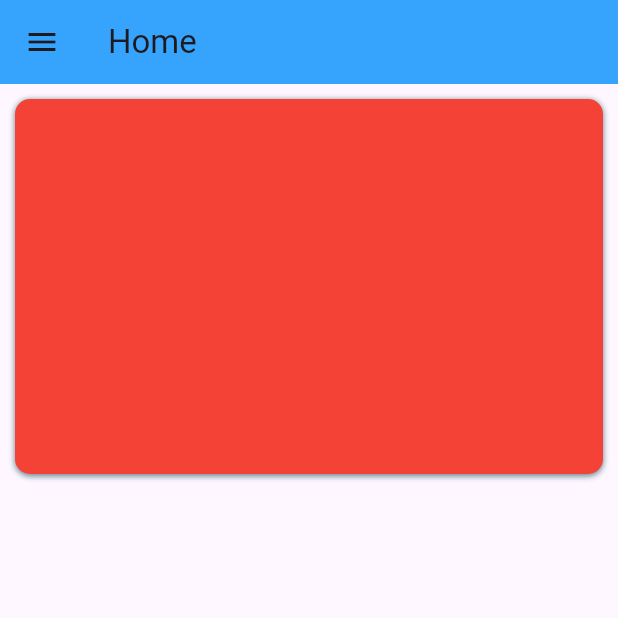
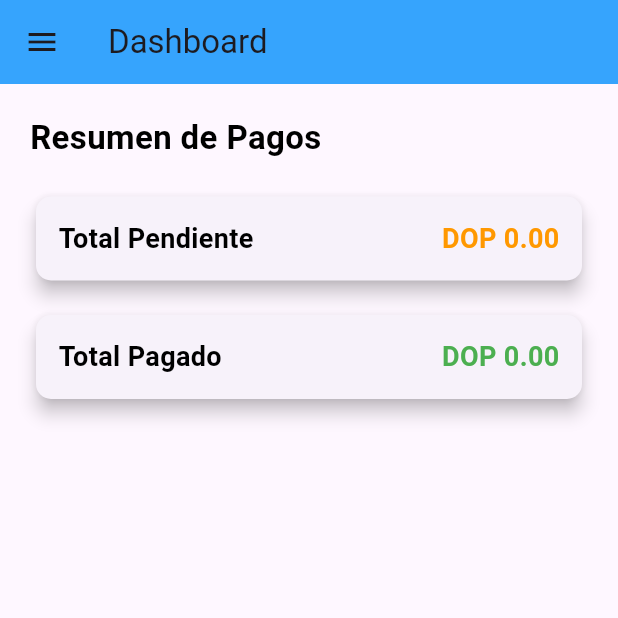
Before and after one commit to mozton/paid_services, a Flutter app: the screen it shows after launch, on a phone screen of 412 x 824 dp, the top half of it. Run offline on Flutter 3.47's test engine with Material 3 defaults, Android fonts, the phone set to English and light mode, and no system bars; our stand-ins replace flutter_riverpod, flutter_slidable, go_router, riverpod_annotation; missing offline and left inert: ionicons_named; generated files the repository leaves out were written again.

Commit message:
home screen and states pay & pending

```diff
--- a/lib/router/app_router.dart
+++ b/lib/router/app_router.dart
@@ -3,6 +3,7 @@ import 'package:go_router/go_router.dart';
 import 'package:paid_services/screens/add_paymet.dart';
 import 'package:paid_services/screens/home_page_screen.dart';
 import 'package:paid_services/screens/add_services_screen.dart';
+import 'package:paid_services/screens/text_screen.dart';
 import 'package:riverpod_annotation/riverpod_annotation.dart';
 
 part 'app_router.g.dart';
@@ -26,5 +27,9 @@ GoRouter appRouter(Ref ref) {
       path: "homepage",
       builder: (context, state) => const HomePageScreen(),
     ),
+    // GoRoute(
+    //   path: "homepage",
+    //   builder: (context, state) => const DashboardScreen(),
+    // ),
   ]);
 }
--- a/lib/screens/home_page_screen.dart
+++ b/lib/screens/home_page_screen.dart
@@ -1,31 +1,74 @@
 import 'package:flutter/material.dart';
-import 'package:paid_services/screens/screens.dart';
+import 'package:flutter_riverpod/flutter_riverpod.dart';
+import 'package:paid_services/provider/state_notifier.dart';
+import 'package:paid_services/widgets/drawer.dart';
 
-class HomePageScreen extends StatelessWidget {
+class HomePageScreen extends ConsumerWidget {
   const HomePageScreen({super.key});
 
   @override
-  Widget build(BuildContext context) {
+  Widget build(BuildContext context, WidgetRef ref) {
+    final services = ref.watch(servicesProvider);
+
+    // ✅ Sumar el total de los servicios pendientes
+    final double pendingTotal = services
+        .where((s) => !s.isPay) // Filtra solo los pendientes
+        .fold(0, (sum, service) => sum + service.amount);
+
+    // ✅ Sumar el total de los servicios pagados
+    final double paidTotal = services
+        .where((s) => s.isPay) // Filtra solo los pagados
+        .fold(0, (sum, service) => sum + service.amount);
+
     return Scaffold(
       drawer: const DrawerScreen(),
       appBar: AppBar(
-        title: const Text("Home"),
+        title: const Text("Dashboard"),
       ),
-      body: Column(
-        children: [
-          Container(
-              margin: const EdgeInsets.all(10),
-              height: 250,
-              width: double.infinity,
-              decoration: BoxDecoration(boxShadow: const [
-                BoxShadow(
-                  color: Colors.blueGrey,
-                  offset: Offset(0, 1),
-                  blurRadius: 3,
-                )
-              ], borderRadius: BorderRadius.circular(10), color: Colors.red),
-              child: const Center(child: Column())),
-        ],
+      body: Padding(
+        padding: const EdgeInsets.all(20.0),
+        child: Column(
+          crossAxisAlignment: CrossAxisAlignment.start,
+          children: [
+            const Text(
+              "Resumen de Pagos",
+              style: TextStyle(fontSize: 22, fontWeight: FontWeight.bold),
+            ),
+            const SizedBox(height: 20),
+
+            // ✅ Tarjeta para Total Pendiente
+            _buildCard("Total Pendiente", pendingTotal, Colors.orange),
+
+            const SizedBox(height: 15),
+
+            // ✅ Tarjeta para Total Pagado
+            _buildCard("Total Pagado", paidTotal, Colors.green),
+          ],
+        ),
+      ),
+    );
+  }
+
+  Widget _buildCard(String title, double amount, Color color) {
+    return Card(
+      elevation: 5,
+      shape: RoundedRectangleBorder(borderRadius: BorderRadius.circular(10)),
+      child: Padding(
+        padding: const EdgeInsets.all(15.0),
+        child: Row(
+          mainAxisAlignment: MainAxisAlignment.spaceBetween,
+          children: [
+            Text(
+              title,
+              style: TextStyle(fontSize: 18, fontWeight: FontWeight.bold),
+            ),
+            Text(
+              "DOP ${amount.toStringAsFixed(2)}", // ✅ Muestra el total
+              style: TextStyle(
+                  fontSize: 18, fontWeight: FontWeight.bold, color: color),
+            ),
+          ],
+        ),
       ),
     );
   }
--- a/pubspec.yaml
+++ b/pubspec.yaml
@@ -42,6 +42,7 @@ dependencies:
   due_date: ^2.2.2
   intl: ^0.20.2
   flutter_slidable: ^3.1.2
+  uuid: ^4.5.1
   # device_calendar: ^4.3.3
 
 dev_dependencies:
```
Also changed, not shown: lib/provider/service_provider.dart (deleted, +0 -9 lines), lib/provider/state_notifier.dart (+56 -10 lines), lib/screens/services_screen.dart (+39 -63 lines), lib/screens/text_screen.dart (added, +73 -0 lines), lib/widgets/drawer.dart (+11 -13 lines), lib/widgets/service_pay.dart (added, +127 -0 lines), lib/widgets/services_card.dart (+42 -28 lines), lib/provider/service_provider.g.dart (deleted), pubspec.lock.
